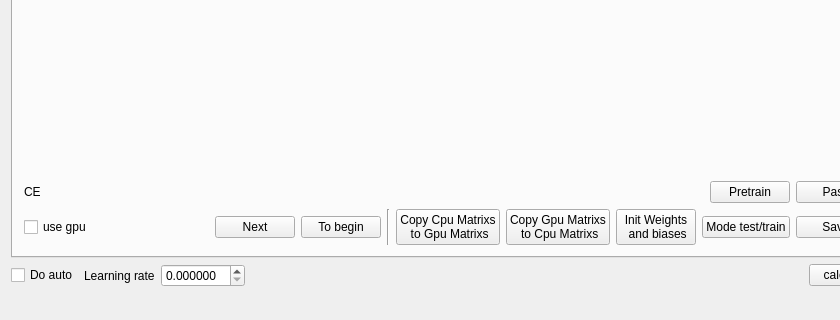
This is mainwindow.ui in artthirt/nnsample as Qt 5 draws it before an edit; both pictures show x 0 to 840 and y 376 to 696 of the 986 by 696 pixel window. The edited form follows.
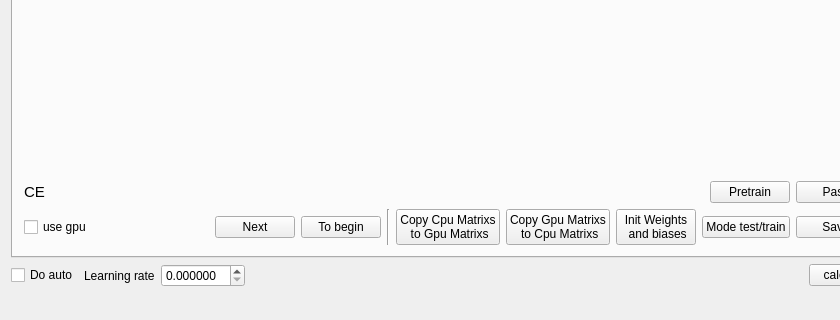
This is the edited form. Custom widgets are drawn as their Qt base class.

Commit message: fix convolution function add template for derivative convolution change interface

```diff
--- a/mainwindow.ui
+++ b/mainwindow.ui
@@ -125,6 +125,11 @@
          <layout class="QHBoxLayout" name="horizontalLayout_2">
           <item>
            <widget class="QLabel" name="lb_ce">
+            <property name="font">
+             <font>
+              <pointsize>11</pointsize>
+             </font>
+            </property>
             <property name="text">
              <string>CE</string>
             </property>
@@ -145,6 +150,11 @@
           </item>
           <item>
            <widget class="QLabel" name="lb_out">
+            <property name="font">
+             <font>
+              <pointsize>11</pointsize>
+             </font>
+            </property>
             <property name="text">
              <string/>
             </property>
```
The commit also changes 4 other files.
